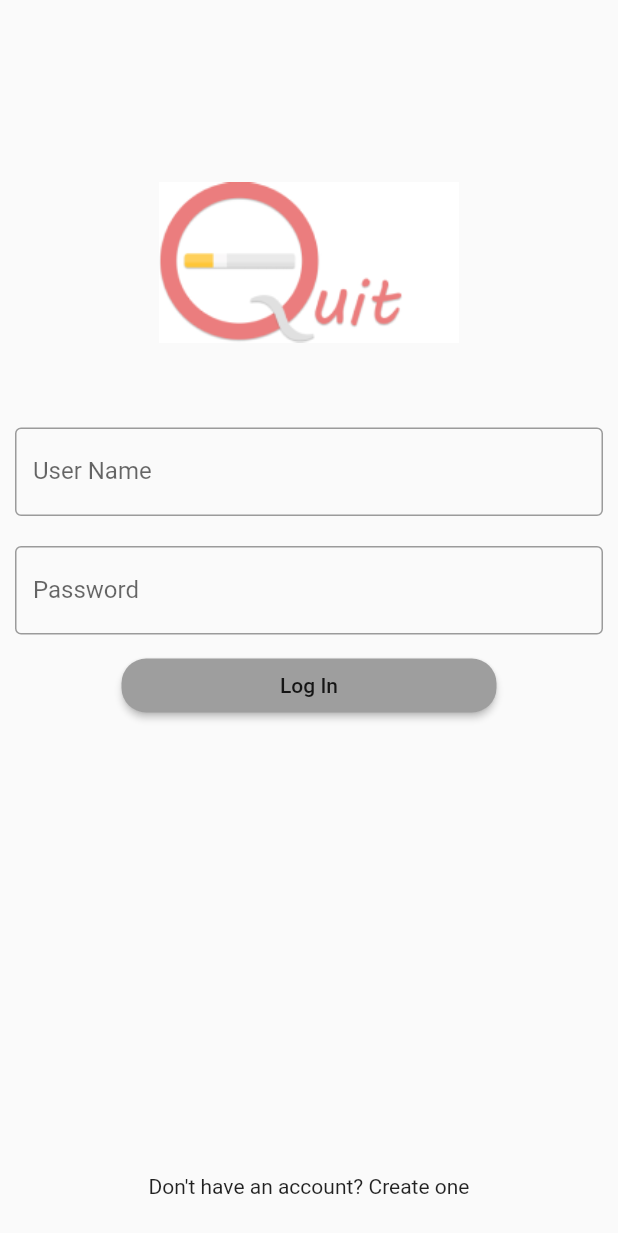
After one commit to Negm101/Quit-Smoking-App, a Flutter app: the SignInPage screen opened directly, after a tap on "Log In", on a phone screen of 412 x 824 dp. The commit adds this screen. Shown: the top 1233 px of the screen. Run offline on Flutter 3.47's test engine with Material 2 defaults, Android fonts, the phone set to English and light mode, and no system bars; our stand-ins replace circular_check_box, firebase_auth, firebase_core, percent_indicator; accounts and stored records are empty; network calls fail.

Commit message:
v0.17 Added Login Functionality

```diff
--- /dev/null
+++ b/lib/screens/signinpage.dart
@@ -0,0 +1,85 @@
+import 'package:flutter/material.dart';
+import 'package:quit_smoking_app/services/auth.dart';
+import 'package:provider/provider.dart';
+
+class SignInPage extends StatelessWidget {
+  final TextEditingController emailController = TextEditingController();
+  final TextEditingController passwordController = TextEditingController();
+
+  @override
+  Widget build(BuildContext context) {
+    return Scaffold(
+      body: Container(
+        height: MediaQuery.of(context).size.height,
+        child: Center(
+          child: Column(
+            children: [
+              SizedBox(height: 75),
+              Container(
+                width: 200.00,
+                height: 200.00,
+                decoration: new BoxDecoration(
+                  image: new DecorationImage(
+                    image: AssetImage('assets/images/logo.png'),
+                    fit: BoxFit.contain,
+                  ),
+                ),
+              ),
+              Container(
+                padding: EdgeInsets.all(10),
+                child: TextField(
+                  controller: emailController,
+                  decoration: InputDecoration(
+                    border: OutlineInputBorder(),
+                    labelText: 'User Name',
+                  ),
+                ),
+              ),
+              Container(
+                padding: EdgeInsets.all(10),
+                child: TextField(
+                  controller: passwordController,
+                  decoration: InputDecoration(
+                    border: OutlineInputBorder(),
+                    labelText: 'Password',
+                  ),
+                ),
+              ),
+              Container(
+                width: 250,
+                child: RaisedButton(
+                  shape: RoundedRectangleBorder(
+                    borderRadius: BorderRadius.circular(16.5),
+                  ),
+                  color: Colors.grey,
+                  onPressed: () {
+                    context.read<AuthenticationService>().signIn(
+                        email: emailController.text,
+                        password: passwordController.text);
+                  },
+                  child: Text("Log In"),
+                ),
+              ),
+              Expanded(
+                child: Align(
+                  alignment: Alignment.bottomCenter,
+                  child: Padding(
+                    padding: const EdgeInsets.fromLTRB(0, 0, 0, 25),
+                    child: Row(
+                      mainAxisAlignment: MainAxisAlignment.center,
+                      children: [
+                        Container(
+                          child: Text("Don't have an account? Create one"),
+                        ),
+                      ],
+                    ),
+                  ),
+                ),
+              ),
+            ],
+          ),
+        ),
+      ),
+    );
+  }
+}
--- a/lib/screens/tips.dart
+++ b/lib/screens/tips.dart
@@ -78,7 +78,7 @@ class TipsContainerScreen extends StatelessWidget {
         ),
         SizedBox(height: 30),
         Container(
-          width: 350,
+          width: 500,
           child: FlatButton(
             shape: RoundedRectangleBorder(
               borderRadius: BorderRadius.circular(16.5),
--- /dev/null
+++ b/lib/services/auth.dart
@@ -0,0 +1,29 @@
+import 'package:firebase_auth/firebase_auth.dart';
+
+class AuthenticationService {
+  final FirebaseAuth _firebaseAuth;
+
+  AuthenticationService(this._firebaseAuth);
+
+  Stream<User> get authStateChanges => _firebaseAuth.authStateChanges();
+
+  Future<String> signIn({String email, String password}) async {
+    try {
+      await _firebaseAuth.signInWithEmailAndPassword(
+          email: email, password: password);
+      return "Signed In";
+    } on FirebaseAuthException catch (e) {
+      return e.message;
+    }
+  }
+
+  Future<String> signUp({String email, String password}) async {
+    try {
+      await _firebaseAuth.createUserWithEmailAndPassword(
+          email: email, password: password);
+      return "Signed Up";
+    } on FirebaseAuthException catch (e) {
+      return e.message;
+    }
+  }
+}
--- a/pubspec.yaml
+++ b/pubspec.yaml
@@ -25,6 +25,10 @@ dependencies:
     sdk: flutter
   percent_indicator: ^2.1.7+4
   circular_check_box: ^1.0.4
+  firebase_core: ^0.5.0
+  firebase_auth: ^0.18.1+1
+  cloud_firestore: ^0.14.1+2
+  provider: ^4.3.2+1
 
   # The following adds the Cupertino Icons font to your application.
   # Use with the CupertinoIcons class for iOS style icons.
```
Also changed, not shown: lib/main.dart (+47 -7 lines), assets/images/logo.png (added), pubspec.lock, 5 other files.
